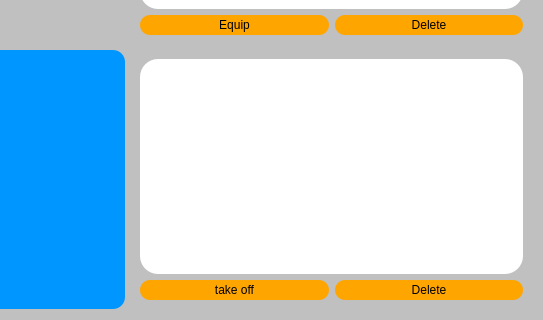
Old version of the form Silently/src/Inventory_DialogWindow/inventory_dialogwindow.ui in the repository Observersss/Silently; both pictures show x 288 to 831 and y 267 to 587 of the 831 by 587 pixel window.
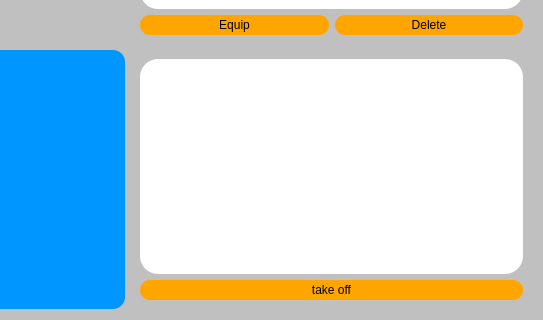
New version of the form.

Commit message: Repair Inventory_DialogWindow complete with class Inventory(now is not one object) with class Item (work with std::shared_ptr<Item>, old version Item*) repair functions

The edit to the form file:
```diff
--- a/Silently/src/Inventory_DialogWindow/inventory_dialogwindow.ui
+++ b/Silently/src/Inventory_DialogWindow/inventory_dialogwindow.ui
@@ -206,8 +206,8 @@
         </property>
        </widget>
       </item>
-      <item row="1" column="0">
-       <widget class="QPushButton" name="take_off">
+      <item row="1" column="0" colspan="2">
+       <widget class="QPushButton" name="pushButton_take_off_current_item">
         <property name="minimumSize">
          <size>
           <width>0</width>
@@ -223,23 +223,6 @@
         </property>
        </widget>
       </item>
-      <item row="1" column="1">
-       <widget class="QPushButton" name="Delete_2">
-        <property name="minimumSize">
-         <size>
-          <width>0</width>
-          <height>20</height>
-         </size>
-        </property>
-        <property name="styleSheet">
-         <string notr="true">background-color:orange;
-border-radius:10px;</string>
-        </property>
-        <property name="text">
-         <string>Delete</string>
-        </property>
-       </widget>
-      </item>
      </layout>
     </widget>
    </item>
```
Left out of the diff: 8 changed lines with no effect on the pictures. The commit also changes 5 other files.
